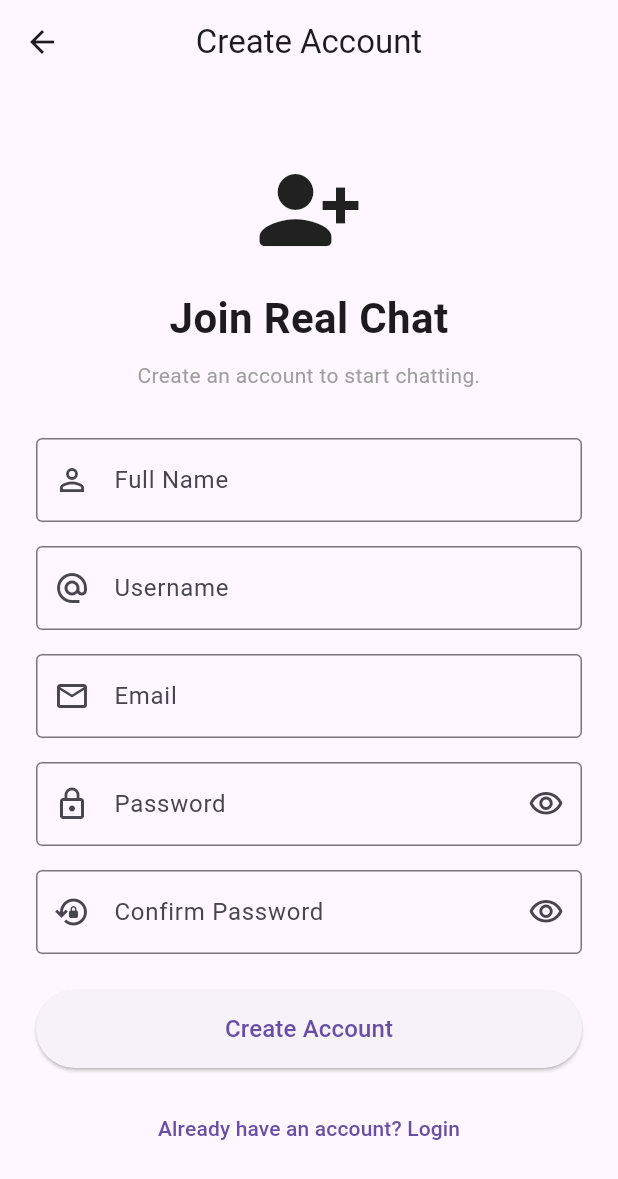
After one commit to athumol/real_chat, a Flutter app: the SignupScreen screen opened directly, on a phone screen of 412 x 824 dp. The commit adds this screen. Shown: the top 1179 px of the screen. Run offline on Flutter 3.47's test engine with Material 3 defaults, Android fonts, the phone set to English and light mode, and no system bars; our stand-ins replace cloud_firestore, firebase_auth, firebase_core, flutter_riverpod; accounts and stored records are empty.

Commit message:
Sign up Screen completed

```diff
--- a/lib/features/auth/presentation/screens/login_screen.dart
+++ b/lib/features/auth/presentation/screens/login_screen.dart
@@ -22,9 +22,7 @@ Future<void> _login() async {
 
     if (email.isEmpty || password.isEmpty) {
       ScaffoldMessenger.of(context).showSnackBar(
-      const SnackBar(
-        content: Text('Please enter your email and password.'),
-      ),
+        const SnackBar(content: Text('Please enter your email and password.')),
       );
       return;
     }
@@ -59,9 +57,9 @@ Future<void> _login() async {
           message = e.message ?? 'Login failed. Please try again.';
       }
 
-    ScaffoldMessenger.of(context).showSnackBar(
-      SnackBar(content: Text(message)),
-    );
+      ScaffoldMessenger.of(
+        context,
+      ).showSnackBar(SnackBar(content: Text(message)));
     } catch (_) {
       if (!mounted) return;
 
@@ -97,20 +95,14 @@ Future<void> _login() async {
               child: Column(
                 crossAxisAlignment: CrossAxisAlignment.stretch,
                 children: [
-                  const Icon(
-                    Icons.chat_bubble_rounded,
-                    size: 80,
-                  ),
+                  const Icon(Icons.chat_bubble_rounded, size: 80),
 
                   const SizedBox(height: 24),
 
                   const Text(
                     'Welcome to Real Chat',
                     textAlign: TextAlign.center,
-                    style: TextStyle(
-                      fontSize: 28,
-                      fontWeight: FontWeight.bold,
-                    ),
+                    style: TextStyle(fontSize: 28, fontWeight: FontWeight.bold),
                   ),
 
                   const SizedBox(height: 8),
@@ -118,10 +110,7 @@ Future<void> _login() async {
                   const Text(
                     'Login to continue chatting',
                     textAlign: TextAlign.center,
-                    style: TextStyle(
-                      fontSize: 16,
-                      color: Colors.grey,
-                    ),
+                    style: TextStyle(fontSize: 16, color: Colors.grey),
                   ),
 
                   const SizedBox(height: 40),
@@ -167,13 +156,16 @@ Future<void> _login() async {
                   SizedBox(
                     height: 52,
                     child: ElevatedButton(
-                      onPressed: () {
+                      onPressed: _isLoading ? null : _login,
+
                       // Firebase login will be added next.
-                      },
-                      child: const Text(
-                        'Login',
-                        style: TextStyle(fontSize: 16),
-                      ),
+                      child: _isLoading
+                          ? const SizedBox(
+                              height: 22,
+                              width: 22,
+                              child: CircularProgressIndicator(strokeWidth: 2),
+                            )
+                          : const Text('Login', style: TextStyle(fontSize: 16)),
                     ),
                   ),
 
--- /dev/null
+++ b/lib/features/auth/presentation/screens/signup_screen.dart
@@ -0,0 +1,177 @@
+
+import 'package:flutter/material.dart';
+
+class SignupScreen extends StatefulWidget {
+  const SignupScreen({super.key});
+
+  @override
+  State<SignupScreen> createState() => _SignupScreenState();
+}
+
+class _SignupScreenState extends State<SignupScreen> {
+  final _nameController = TextEditingController();
+  final _usernameController = TextEditingController();
+  final _emailController = TextEditingController();
+  final _passwordController = TextEditingController();
+  final _confirmPasswordController = TextEditingController();
+
+  bool _obscurePassword = true;
+  bool _obscureConfirmPassword = true;
+
+  @override
+  void dispose() {
+    _nameController.dispose();
+    _usernameController.dispose();
+    _emailController.dispose();
+    _passwordController.dispose();
+    _confirmPasswordController.dispose();
+    super.dispose();
+  }
+
+  Widget _buildTextField({
+    required TextEditingController controller,
+    required String label,
+    required IconData icon,
+    bool obscureText = false,
+    Widget? suffixIcon,
+    TextInputType keyboardType = TextInputType.text,
+  }) {
+    return TextField(
+      controller: controller,
+      obscureText: obscureText,
+      keyboardType: keyboardType,
+      decoration: InputDecoration(
+        labelText: label,
+        prefixIcon: Icon(icon),
+        suffixIcon: suffixIcon,
+        border: const OutlineInputBorder(),
+      ),
+    );
+  }
+
+  @override
+  Widget build(BuildContext context) {
+    return Scaffold(
+      appBar: AppBar(
+        title: const Text('Create Account'),
+        centerTitle: true,
+      ),
+      body: SafeArea(
+        child: Center(
+          child: SingleChildScrollView(
+            padding: const EdgeInsets.all(24),
+            child: Column(
+              crossAxisAlignment: CrossAxisAlignment.stretch,
+              children: [
+                const Icon(
+                  Icons.person_add_alt_1_rounded,
+                  size: 72,
+                ),
+                const SizedBox(height: 16),
+                const Text(
+                  'Join Real Chat',
+                  textAlign: TextAlign.center,
+                  style: TextStyle(
+                    fontSize: 28,
+                    fontWeight: FontWeight.bold,
+                  ),
+                ),
+                const SizedBox(height: 8),
+                const Text(
+                  'Create an account to start chatting.',
+                  textAlign: TextAlign.center,
+                  style: TextStyle(color: Colors.grey),
+                ),
+                const SizedBox(height: 32),
+
+                _buildTextField(
+                  controller: _nameController,
+                  label: 'Full Name',
+                  icon: Icons.person_outline,
+                ),
+                const SizedBox(height: 16),
+
+                _buildTextField(
+                  controller: _usernameController,
+                  label: 'Username',
+                  icon: Icons.alternate_email,
+                ),
+                const SizedBox(height: 16),
+
+                _buildTextField(
+                  controller: _emailController,
+                  label: 'Email',
+                  icon: Icons.email_outlined,
+                  keyboardType: TextInputType.emailAddress,
+                ),
+                const SizedBox(height: 16),
+
+                _buildTextField(
+                  controller: _passwordController,
+                  label: 'Password',
+                  icon: Icons.lock_outline,
+                  obscureText: _obscurePassword,
+                  suffixIcon: IconButton(
+                    onPressed: () {
+                      setState(() {
+                        _obscurePassword = !_obscurePassword;
+                      });
+                    },
+                    icon: Icon(
+                      _obscurePassword
+                          ? Icons.visibility_outlined
+                          : Icons.visibility_off_outlined,
+                    ),
+                  ),
+                ),
+                const SizedBox(height: 16),
+
+                _buildTextField(
+                  controller: _confirmPasswordController,
+                  label: 'Confirm Password',
+                  icon: Icons.lock_reset_outlined,
+                  obscureText: _obscureConfirmPassword,
+                  suffixIcon: IconButton(
+                    onPressed: () {
+                      setState(() {
+                        _obscureConfirmPassword =
+                            !_obscureConfirmPassword;
+                      });
+                    },
+                    icon: Icon(
+                      _obscureConfirmPassword
+                          ? Icons.visibility_outlined
+                          : Icons.visibility_off_outlined,
+                    ),
+                  ),
+                ),
+                const SizedBox(height: 24),
+
+                SizedBox(
+                  height: 52,
+                  child: ElevatedButton(
+                    onPressed: () {
+                      // Registration functionality will be added next.
+                    },
+                    child: const Text(
+                      'Create Account',
+                      style: TextStyle(fontSize: 16),
+                    ),
+                  ),
+                ),
+                const SizedBox(height: 16),
+
+                TextButton(
+                  onPressed: () {
+                    Navigator.pop(context);
+                  },
+                  child: const Text('Already have an account? Login'),
+                ),
+              ],
+            ),
+          ),
+        ),
+      ),
+    );
+  }
+}
```
Lines whose indentation alone changed are shown as unchanged.
